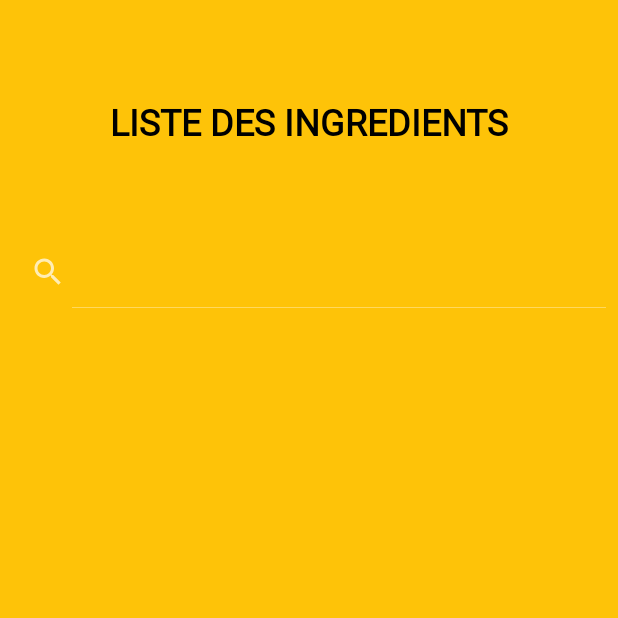
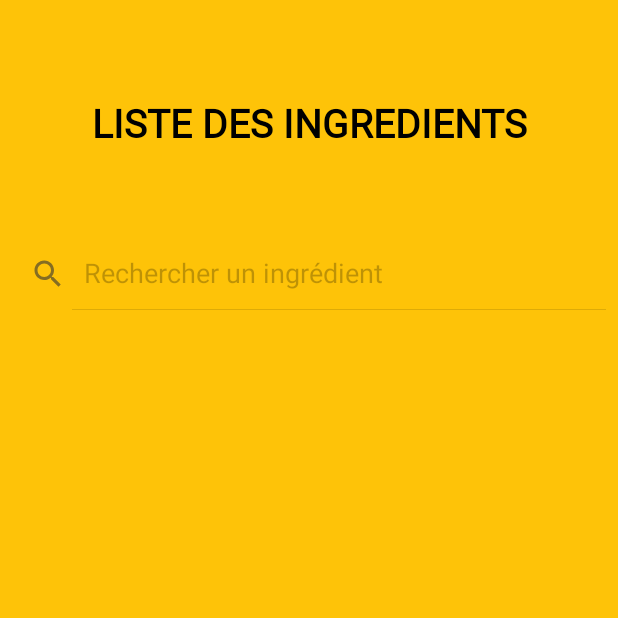
Before and after one commit to anaisdbs/ProjetApp, an Android app: the IngredientsList screen opened directly, with no data from a screen before it, on a phone screen of 412 x 824 dp, the top half of it. Run offline under Robolectric (Android 15) with nearby library versions, the phone set to English and light mode, and no system bars; Roboto replaces fonts that are not available here.

Commit message:
Modification design

```diff
--- /dev/null
+++ b/app/src/main/res/drawable-anydpi/ic_search_dark.xml
@@ -0,0 +1,11 @@
+<vector xmlns:android="http://schemas.android.com/apk/res/android"
+    android:width="24dp"
+    android:height="24dp"
+    android:viewportWidth="24"
+    android:viewportHeight="24"
+    android:tint="#333333"
+    android:alpha="0.6">
+    <path
+        android:fillColor="#FF000000"
+        android:pathData="M15.5,14h-0.79l-0.28,-0.27C15.41,12.59 16,11.11 16,9.5 16,5.91 13.09,3 9.5,3S3,5.91 3,9.5 5.91,16 9.5,16c1.61,0 3.09,-0.59 4.23,-1.57l0.27,0.28v0.79l5,4.99L20.49,19l-4.99,-5zM9.5,14C7.01,14 5,11.99 5,9.5S7.01,5 9.5,5 14,7.01 14,9.5 11.99,14 9.5,14z"/>
+</vector>
--- a/app/src/main/res/layout/activity_affichage_list.xml
+++ b/app/src/main/res/layout/activity_affichage_list.xml
@@ -26,7 +26,7 @@
         android:text="@string/liste_des_ingredients"
         android:textAlignment="center"
         android:textColor="@android:color/black"
-        android:textSize="24sp"
+        android:textSize="26sp"
         android:textStyle="bold"
         app:layout_constraintBottom_toTopOf="@+id/search"
         app:layout_constraintEnd_toEndOf="parent"
@@ -40,6 +40,9 @@
         android:layout_width="fill_parent"
         android:layout_height="wrap_content"
         android:iconifiedByDefault="false"
+        android:queryHint="@string/Search_ing"
+        android:searchIcon="@drawable/ic_search_dark"
+        android:theme="@style/SearchViewTheme"
         app:layout_constraintBottom_toTopOf="@+id/recycler_view"
         app:layout_constraintEnd_toEndOf="parent"
         app:layout_constraintStart_toStartOf="parent"
--- a/app/src/main/res/layout/row_layout.xml
+++ b/app/src/main/res/layout/row_layout.xml
@@ -3,7 +3,7 @@
     android:layout_width="fill_parent"
     android:layout_height="?android:attr/listPreferredItemHeight"
     android:padding="6dip"
-    android:background="#30000000"
+    android:background="@color/yellow_back_light"
     android:layout_marginTop="5dp"
     android:layout_marginStart="5dp"
     android:layout_marginEnd="5dp">
--- a/app/src/main/res/values/colors.xml
+++ b/app/src/main/res/values/colors.xml
@@ -6,6 +6,9 @@
     <color name="lila">#B899ED</color>
     <color name="yellow_back">#FEC308</color>
     <color name="white">#FFFFFF</color>
+    <color name="white_light">#40FFFFFF</color>
+    <color name="yellow_back_light">#EAB202</color>
+    <color name="black_light">#40000000</color>
 
 
 </resources>
--- a/app/src/main/res/values/strings.xml
+++ b/app/src/main/res/values/strings.xml
@@ -18,4 +18,5 @@
     <string name="InfoInconnu">inconnu</string>
     <string name="InfoInconnue">inconnue</string>
     <string name="InfoAllergen">aucun allergène connu</string>
+    <string name="Search_ing">Rechercher un ingrédient</string>
 </resources>
--- a/app/src/main/res/values/styles.xml
+++ b/app/src/main/res/values/styles.xml
@@ -8,4 +8,10 @@
         <item name="colorAccent">@color/colorAccent</item>
     </style>
 
+    <style name="SearchViewTheme" parent="Widget.AppCompat.Light.SearchView">
+        <item name="android:textColorHint">@color/black_light</item>
+        <item name="android:backgroundTint">@color/black_light</item>
+        <item name="android:editTextColor">#000000</item>
+    </style>
+
 </resources>
```
Also changed, not shown: app/src/main/res/drawable-hdpi/ic_search_dark.png (added), app/src/main/res/drawable-mdpi/ic_search_dark.png (added), app/src/main/res/drawable-xhdpi/ic_search_dark.png (added), app/src/main/res/drawable-xxhdpi/ic_search_dark.png (added), 2 other files.
